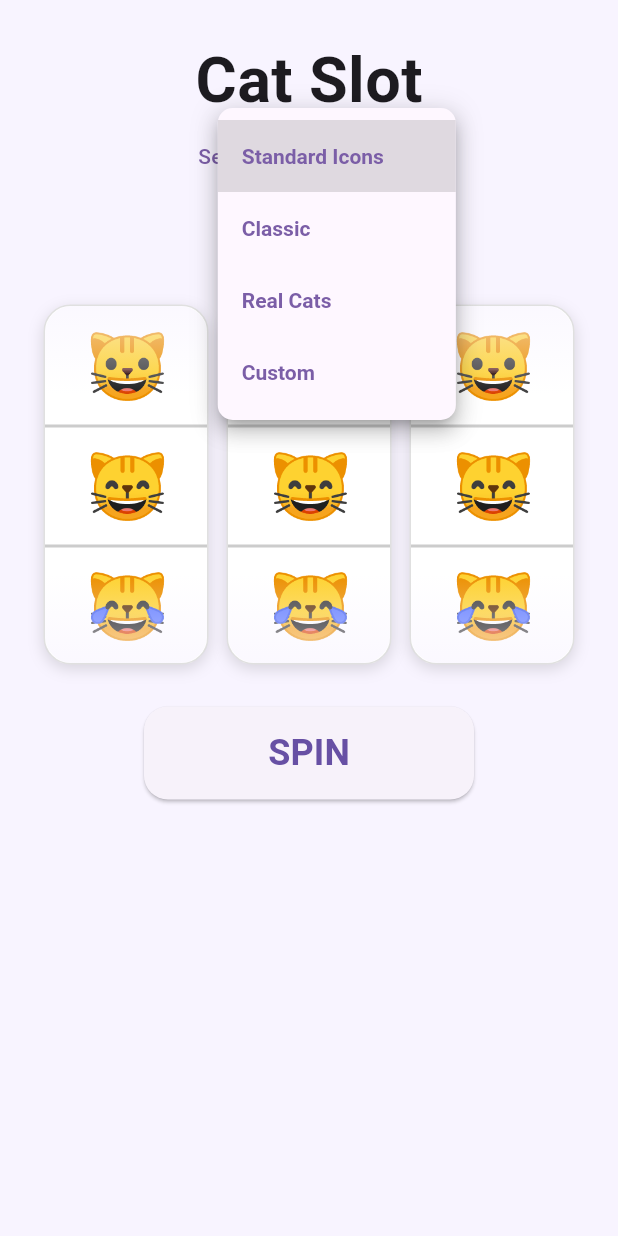
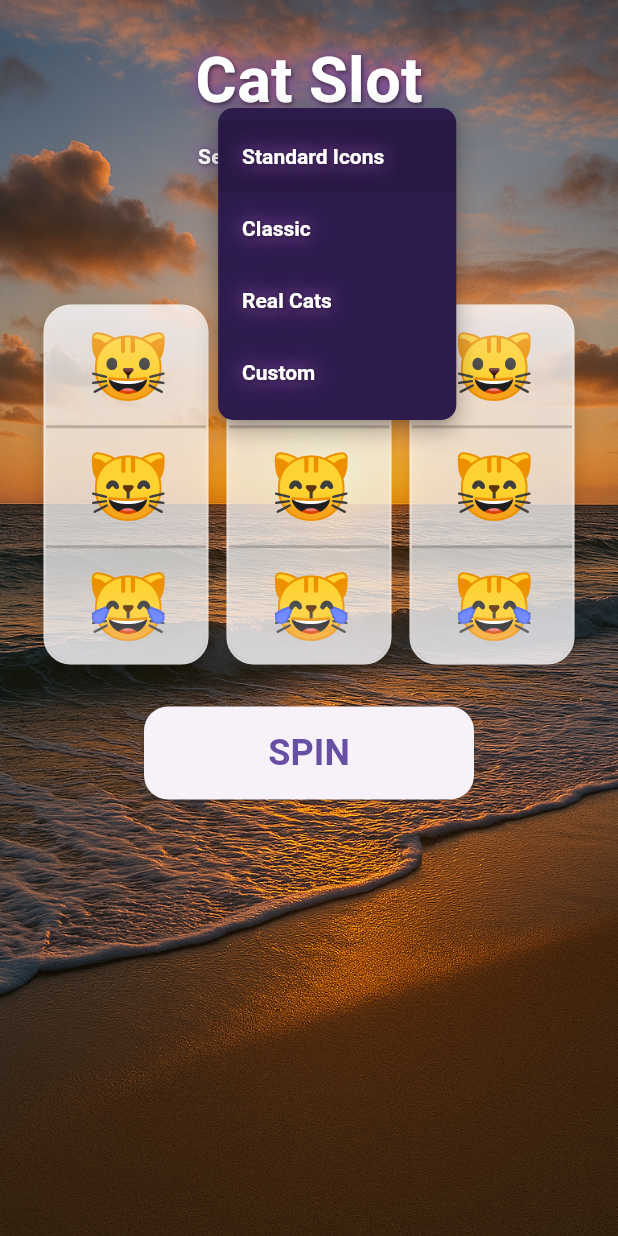
Before and after one commit to mexx-music/cat-slot-web, a Flutter app: the screen it shows after launch, after a tap on "Standard Icons", on a phone screen of 412 x 824 dp. Run offline on Flutter 3.47's test engine with Material 3 defaults, Android fonts, the light colour scheme and no system bars.

Commit message:
background

```diff
--- a/lib/features/cat_slot/cat_slot_page.dart
+++ b/lib/features/cat_slot/cat_slot_page.dart
@@ -113,8 +113,19 @@ class _CatSlotPageState extends State<CatSlotPage> {
   Widget build(BuildContext context) {
     return Stack(
       children: [
+        // ── Hintergrundbild ───────────────────────────────────────────
+        Positioned.fill(
+          child: Image.asset(
+            'assets/cat_slot/ui/background.png',
+            fit: BoxFit.cover,
+            // Fallback: einfache Hintergrundfarbe wenn Bild noch fehlt
+            errorBuilder: (_, __, ___) => const ColoredBox(
+              color: CatSlotStyles.scaffoldBackground,
+            ),
+          ),
+        ),
         Scaffold(
-          backgroundColor: CatSlotStyles.scaffoldBackground,
+          backgroundColor: Colors.transparent,
           body: SafeArea(
             child: SingleChildScrollView(
               child: Center(
@@ -131,6 +142,8 @@ class _CatSlotPageState extends State<CatSlotPage> {
                         style: TextStyle(
                           fontSize: CatSlotStyles.titleFontSize,
                           fontWeight: FontWeight.bold,
+                          color: CatSlotStyles.darkBgTextColor,
+                          shadows: CatSlotStyles.darkBgTextShadows,
                         ),
                       ),
                       const SizedBox(height: 8),
--- a/lib/features/cat_slot/cat_slot_styles.dart
+++ b/lib/features/cat_slot/cat_slot_styles.dart
@@ -5,9 +5,9 @@ class CatSlotStyles {
 
   // Farben
   static const Color scaffoldBackground = Color(0xFFF8F4FF);
-  static const Color reelBackground    = Colors.white;
-  static const Color reelBorder        = Colors.black12;
-  static const Color reelShadow        = Color(0x22000000);
+  static const Color reelBackground    = Color(0xBBFFFFFF); // halbtransparent → Background scheint durch
+  static const Color reelBorder        = Color(0x44FFFFFF); // weicher weißer Rand
+  static const Color reelShadow        = Color(0x33000000);
 
   // Abstände
   static const double pagePadding       = 24;
@@ -49,6 +49,16 @@ class CatSlotStyles {
   static const double balanceFontSize  = 20;
   static const Color  balanceColor     = Color(0xFF7B5EA7);
 
+  // ── Text auf dunklem Hintergrund ─────────────────────────────
+  static const Color  darkBgTextColor      = Colors.white;
+  static const Color  darkBgTextGlowColor  = Color(0xFFD0AAFF); // helles Lila
+  // Shadow-Liste für gut lesbare Schrift auf dunklem Bild
+  static const List<Shadow> darkBgTextShadows = [
+    Shadow(color: Color(0xFF9B59B6), blurRadius: 12),
+    Shadow(color: Color(0xFF6C3483), blurRadius: 28),
+    Shadow(color: Color(0x88000000), blurRadius: 4,  offset: Offset(1, 1)),
+  ];
+
   // Reset-Button
   static const Color  resetButtonColor = Color(0xFF4CAF50);
 
--- a/lib/features/cat_slot/widgets/balance_label.dart
+++ b/lib/features/cat_slot/widgets/balance_label.dart
@@ -14,8 +14,9 @@ class BalanceLabel extends StatelessWidget {
       'Coins: $coins',
       style: const TextStyle(
         fontSize: CatSlotStyles.balanceFontSize,
-        fontWeight: FontWeight.w600,
-        color: CatSlotStyles.balanceColor,
+        fontWeight: FontWeight.w700,
+        color: CatSlotStyles.darkBgTextColor,
+        shadows: CatSlotStyles.darkBgTextShadows,
       ),
     );
   }
--- a/lib/features/cat_slot/widgets/reel_box.dart
+++ b/lib/features/cat_slot/widgets/reel_box.dart
@@ -160,11 +160,11 @@ class _ReelBoxState extends State<ReelBox>
       decoration: BoxDecoration(
         color: CatSlotStyles.reelBackground,
         borderRadius: BorderRadius.circular(CatSlotStyles.reelBorderRadius),
-        border: Border.all(color: CatSlotStyles.reelBorder),
+        border: Border.all(color: CatSlotStyles.reelBorder, width: 1.5),
         boxShadow: const [
           BoxShadow(
-            blurRadius: 8,
-            offset: Offset(0, 3),
+            blurRadius: 12,
+            offset: Offset(0, 4),
             color: CatSlotStyles.reelShadow,
           ),
         ],
@@ -259,12 +259,12 @@ class _ReelBoxState extends State<ReelBox>
                     begin: Alignment.topCenter,
                     end: Alignment.bottomCenter,
                     colors: [
-                      Color(0x99F8F4FF),
+                      Color(0x55F8F4FF), // oben leicht abdunkeln
                       Color(0x00F8F4FF),
                       Color(0x00F8F4FF),
-                      Color(0x99F8F4FF),
+                      Color(0x55F8F4FF), // unten leicht abdunkeln
                     ],
-                    stops: [0.0, 0.25, 0.75, 1.0],
+                    stops: [0.0, 0.22, 0.78, 1.0],
                   ),
                 ),
               ),
--- a/lib/features/cat_slot/widgets/result_label.dart
+++ b/lib/features/cat_slot/widgets/result_label.dart
@@ -12,7 +12,9 @@ class ResultLabel extends StatelessWidget {
       text,
       style: const TextStyle(
         fontSize: CatSlotStyles.resultFontSize,
-        fontWeight: FontWeight.w600,
+        fontWeight: FontWeight.w700,
+        color: CatSlotStyles.darkBgTextColor,
+        shadows: CatSlotStyles.darkBgTextShadows,
       ),
     );
   }
--- a/lib/features/cat_slot/widgets/symbol_set_selector.dart
+++ b/lib/features/cat_slot/widgets/symbol_set_selector.dart
@@ -26,8 +26,9 @@ class SymbolSetSelector extends StatelessWidget {
           'Set: ',
           style: TextStyle(
             fontSize: 14,
-            fontWeight: FontWeight.w500,
-            color: CatSlotStyles.balanceColor,
+            fontWeight: FontWeight.w600,
+            color: CatSlotStyles.darkBgTextColor,
+            shadows: CatSlotStyles.darkBgTextShadows,
           ),
         ),
         DropdownButton<SymbolSet>(
@@ -35,11 +36,14 @@ class SymbolSetSelector extends StatelessWidget {
           isDense: true,
           underline: const SizedBox.shrink(),
           borderRadius: BorderRadius.circular(10),
+          dropdownColor: const Color(0xFF2D1B4E), // dunkles Lila für Dropdown-Menü
           style: const TextStyle(
             fontSize: 14,
-            fontWeight: FontWeight.w600,
-            color: CatSlotStyles.balanceColor,
+            fontWeight: FontWeight.w700,
+            color: CatSlotStyles.darkBgTextColor,
+            shadows: CatSlotStyles.darkBgTextShadows,
           ),
+          iconEnabledColor: CatSlotStyles.darkBgTextColor,
           items: kAllSymbolSets
               .map(
                 (set) => DropdownMenuItem(
--- a/pubspec.yaml
+++ b/pubspec.yaml
@@ -58,6 +58,8 @@ flutter:
   uses-material-design: true
 
   assets:
+    # UI-Assets (Hintergrundbild etc.)
+    - assets/cat_slot/ui/
     # Classic Symbol-Set (eigene stilisierte Bilder)
     - assets/cat_slot/classic/
     # Real Cats Symbol-Set (echte Katzenfotos)
```
Also changed, not shown: assets/cat_slot/classic/cat.png, assets/cat_slot/classic/cat_grinning.png, assets/cat_slot/classic/cat_heart.png (added), assets/cat_slot/classic/cat_jo.png (deleted), assets/cat_slot/ui/background.png (added), 2 other files.
